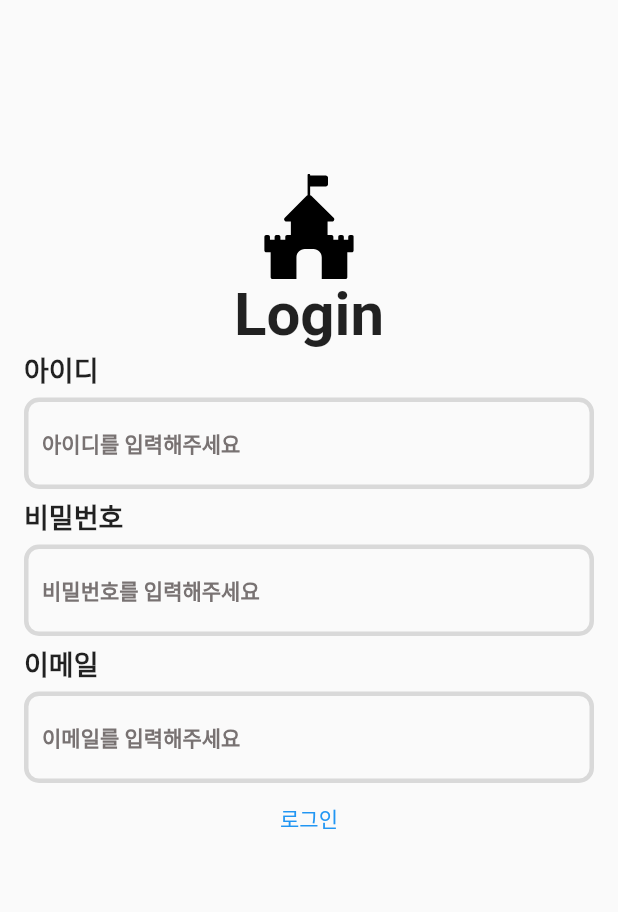
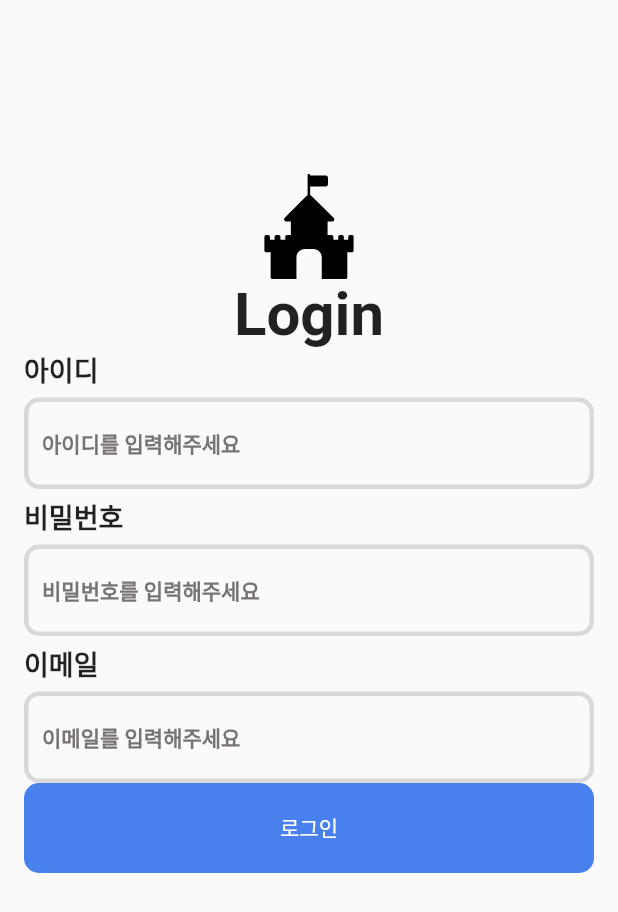
Before and after one commit to seong9566/Final-Test-App, a Flutter app: the screen it shows after launch, on a phone screen of 412 x 824 dp. Shown: the top 912 px of the screen. Run offline on Flutter 3.47's test engine with Material 2 defaults, Android fonts, the phone set to English and light mode, and no system bars; our stand-ins replace flutter_svg.

Commit message:
로그인 페이지 테스트 구현

```diff
--- a/lib/main.dart
+++ b/lib/main.dart
@@ -13,6 +13,18 @@ class MyApp extends StatelessWidget {
   Widget build(BuildContext context) {
     return MaterialApp(
       debugShowCheckedModeBanner: false,
+      theme: ThemeData(
+        textButtonTheme: TextButtonThemeData(
+          style: TextButton.styleFrom(
+            backgroundColor: Color(0xff4880ED),
+            primary: Colors.white,
+            shape: RoundedRectangleBorder(
+              borderRadius: BorderRadius.circular(10),
+            ),
+            minimumSize: Size(400, 60),
+          ),
+        ),
+      ),
       initialRoute: "/login",
       routes: {
         "/login": (context) => LoginPage(),
--- a/lib/pages/home_page.dart
+++ b/lib/pages/home_page.dart
@@ -9,9 +9,10 @@ class HomePage extends StatelessWidget {
     return Scaffold(
         body: Padding(
       padding: const EdgeInsets.all(16.0),
+      child: Center(
         child: Column(
+          mainAxisAlignment: MainAxisAlignment.center,
           children: [
-          SizedBox(height: 200),
             Logo(title: "Care Soft"),
             SizedBox(height: 50),
             TextButton(
@@ -22,6 +23,7 @@ class HomePage extends StatelessWidget {
             )
           ],
         ),
+      ),
     ));
   }
 }
```
Lines whose indentation alone changed are shown as unchanged.
